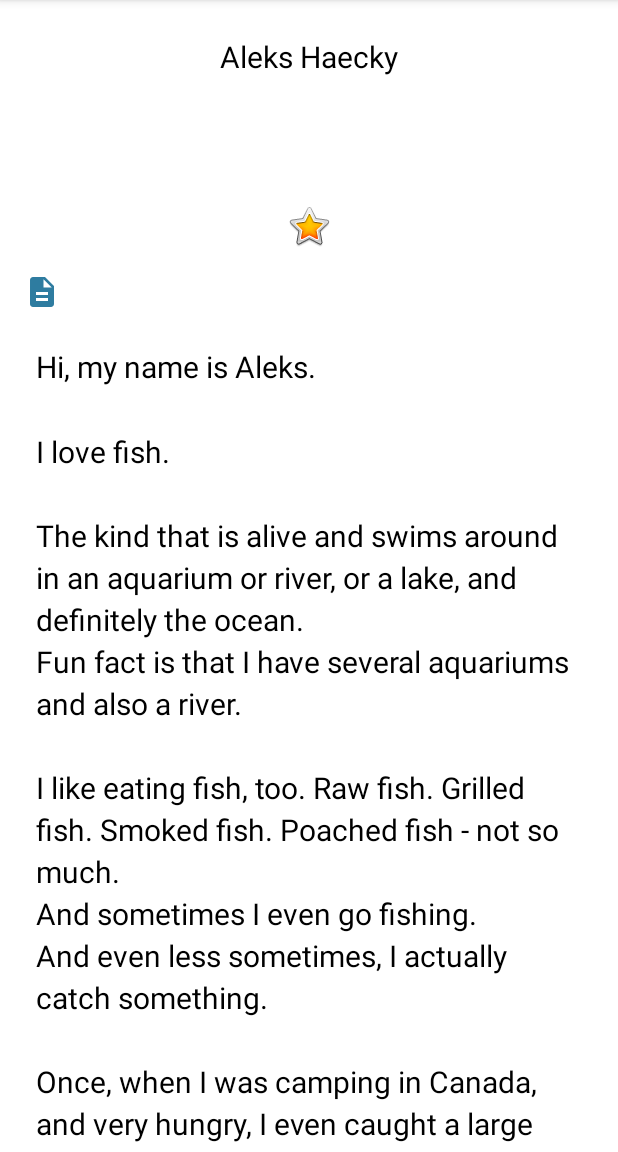
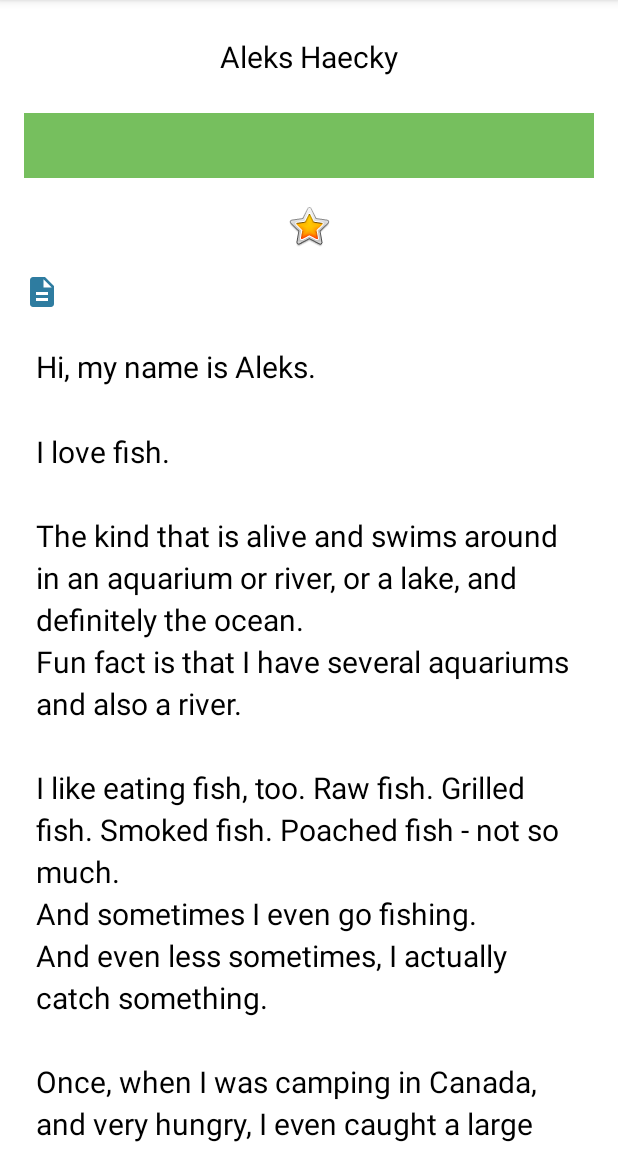
Before and after one commit to conrrado/AboutMe, an Android app: the screen it shows after launch (MainActivity), after a tap on "DONE", on a phone screen of 412 x 824 dp, the part 84-1236 px from its top. Run offline under Robolectric (Android 15) with nearby library versions, the phone set to English and light mode, and no system bars.

Commit message:
Title: Set green color for nickname field
Body: After defining a nickname, the field is filled with green color.

```diff
--- a/app/src/main/res/layout/activity_main.xml
+++ b/app/src/main/res/layout/activity_main.xml
@@ -45,6 +45,8 @@
 
     <TextView
         android:id="@+id/nickname_text"
+        android:background="@color/green"
+        android:paddingBottom="@dimen/small_padding"
         style="@style/NameStyle"
         android:layout_width="match_parent"
         android:layout_height="wrap_content"
```
